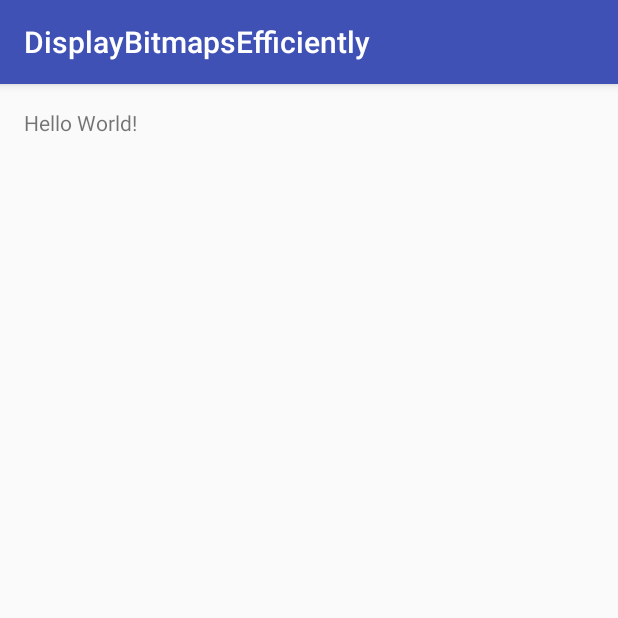
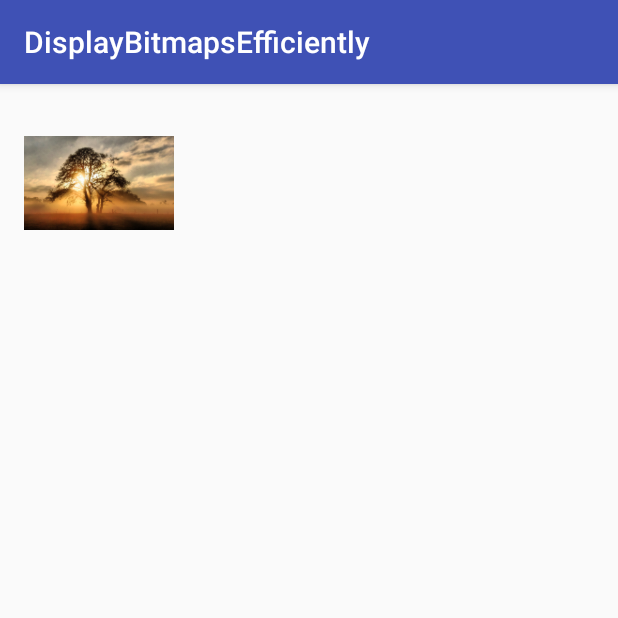
Before and after one commit to george-sp/android_develop_training, an Android app: the screen it shows after launch (MainActivity), on a phone screen of 412 x 824 dp, the top half of it. Run offline under Robolectric (Android 15) with nearby library versions, the phone set to English and light mode, and no system bars.

Commit message:
Load a Scaled Down Version into Memory.

```diff
--- a/04. Building Apps with Graphics & Animation/01. Displaying Bitmaps Efficiently/DisplayBitmapsEfficiently/app/src/main/java/com/codeburrow/displaybitmapsefficiently/MainActivity.java
+++ b/04. Building Apps with Graphics & Animation/01. Displaying Bitmaps Efficiently/DisplayBitmapsEfficiently/app/src/main/java/com/codeburrow/displaybitmapsefficiently/MainActivity.java
@@ -1,27 +1,42 @@
 package com.codeburrow.displaybitmapsefficiently;
 
+import android.content.res.Resources;
+import android.graphics.Bitmap;
 import android.graphics.BitmapFactory;
 import android.os.Bundle;
 import android.support.v7.app.AppCompatActivity;
 import android.util.Log;
+import android.widget.ImageView;
 import android.widget.Toast;
 
 public class MainActivity extends AppCompatActivity {
 
     private static final String LOG_TAG = MainActivity.class.getSimpleName();
+    private ImageView mImageView;
 
     @Override
     protected void onCreate(Bundle savedInstanceState) {
         super.onCreate(savedInstanceState);
         setContentView(R.layout.activity_main);
 
-        readBitmapDimensionsAndType();
+        mImageView = (ImageView) findViewById(R.id.image_view);
+
+        /*
+         * Load a bitmap of arbitrarily large size
+         * into an ImageView that displays a 100x100 pixel thumbnail
+         */
+        mImageView.setImageBitmap(
+                decodeSampledBitmapFromResource(getResources(), R.drawable.myimage, 100, 100));
     }
-
 
     /**
      * Reads the dimensions and type of the image data
      * prior to construction (and memory allocation) of the bitmap.
+     * <p/>
+     * To avoid java.lang.OutOfMemory exceptions,
+     * check the dimensions of a bitmap before decoding it,
+     * unless you absolutely trust the source to provide you
+     * with predictably sized image data that comfortably fits within the available memory.
      * <p/>
      * The BitmapFactory class provides several decoding methods
      * (decodeByteArray(), decodeFile(), decodeResource(), etc.)
@@ -49,4 +64,73 @@ public class MainActivity extends AppCompatActivity {
         Toast.makeText(MainActivity.this, infoToDisplay, Toast.LENGTH_SHORT).show();
         Log.e(LOG_TAG, infoToDisplay);
     }
+
+    /**
+     * Calculates a sample size value that is a power of two based on a target width and height.
+     * <p/>
+     * Note:
+     * A power of two value is calculated because
+     * the decoder uses a final value by rounding down to the nearest power of two,
+     * as per the inSampleSize documentation.
+     * https://developer.android.com/reference/android/graphics/BitmapFactory.Options.html#inSampleSize
+     * <p/>
+     * To tell the decoder to subsample the image, loading a smaller version into memory,
+     * set inSampleSize to true in your BitmapFactory.Options object.
+     * <p/>
+     * To use this method, first decode with inJustDecodeBounds set to true,
+     * pass the options through and then decode again using the new inSampleSize value
+     * and inJustDecodeBounds set to false
+     *
+     * @param options   null-ok; Options that control downsampling and whether the image should be completely decoded, or just is size returned.
+     * @param reqWidth  Requested width.
+     * @param reqHeight Requested height.
+     * @return The largest inSampleSize value that is a power of 2 and keeps both height and width larger than the requested height and width.
+     */
+    public static int calculateInSampleSize(
+            BitmapFactory.Options options, int reqWidth, int reqHeight) {
+        // Raw height and width of image.
+        final int height = options.outHeight;
+        final int width = options.outWidth;
+        int inSampleSize = 1;
+
+        if (height > reqHeight || width > reqWidth) {
+            final int halfHeight = height / 2;
+            final int halfWidth = width / 2;
+
+            /*
+             * Calculate the largest inSampleSize value that is a power of 2
+             * and keeps both height and width larger than the requested height and width.
+             */
+            while ((halfHeight / inSampleSize) >= reqHeight
+                    && (halfWidth / inSampleSize) >= reqWidth) {
+                inSampleSize *= 2;
+            }
+        }
+
+        Log.e(LOG_TAG, "inSampleSize: " + inSampleSize);
+        return inSampleSize;
+    }
+
+    /**
+     * Loads a bitmap of arbitrarily large size.
+     *
+     * @param res       The resources object containing the image data.
+     * @param resId     The resource id of the image data.
+     * @param reqWidth  Requested width.
+     * @param reqHeight Requested height.
+     * @return The decoded Bitmap, or null if the image data could not be decoded.
+     */
+    public static Bitmap decodeSampledBitmapFromResource(Resources res, int resId, int reqWidth, int reqHeight) {
+        // First decode with inJustDecodeBounds=true to check dimensions.
+        final BitmapFactory.Options options = new BitmapFactory.Options();
+        options.inJustDecodeBounds = true;
+        BitmapFactory.decodeResource(res, resId, options);
+
+        // Calculate inSampleSize.
+        options.inSampleSize = calculateInSampleSize(options, reqWidth, reqHeight);
+
+        // Decode bitmap with inSampleSize set.
+        options.inJustDecodeBounds = false;
+        return BitmapFactory.decodeResource(res, resId, options);
+    }
 }
--- a/04. Building Apps with Graphics & Animation/01. Displaying Bitmaps Efficiently/DisplayBitmapsEfficiently/app/src/main/res/layout/activity_main.xml
+++ b/04. Building Apps with Graphics & Animation/01. Displaying Bitmaps Efficiently/DisplayBitmapsEfficiently/app/src/main/res/layout/activity_main.xml
@@ -10,8 +10,9 @@
     android:paddingTop="@dimen/activity_vertical_margin"
     tools:context="com.codeburrow.displaybitmapsefficiently.MainActivity">
 
-    <TextView
-        android:layout_width="wrap_content"
-        android:layout_height="wrap_content"
-        android:text="Hello World!"/>
+    <ImageView
+        android:id="@+id/image_view"
+        android:layout_width="100dp"
+        android:layout_height="100dp"/>
+
 </RelativeLayout>
```
Also changed, not shown: 1 other file.
